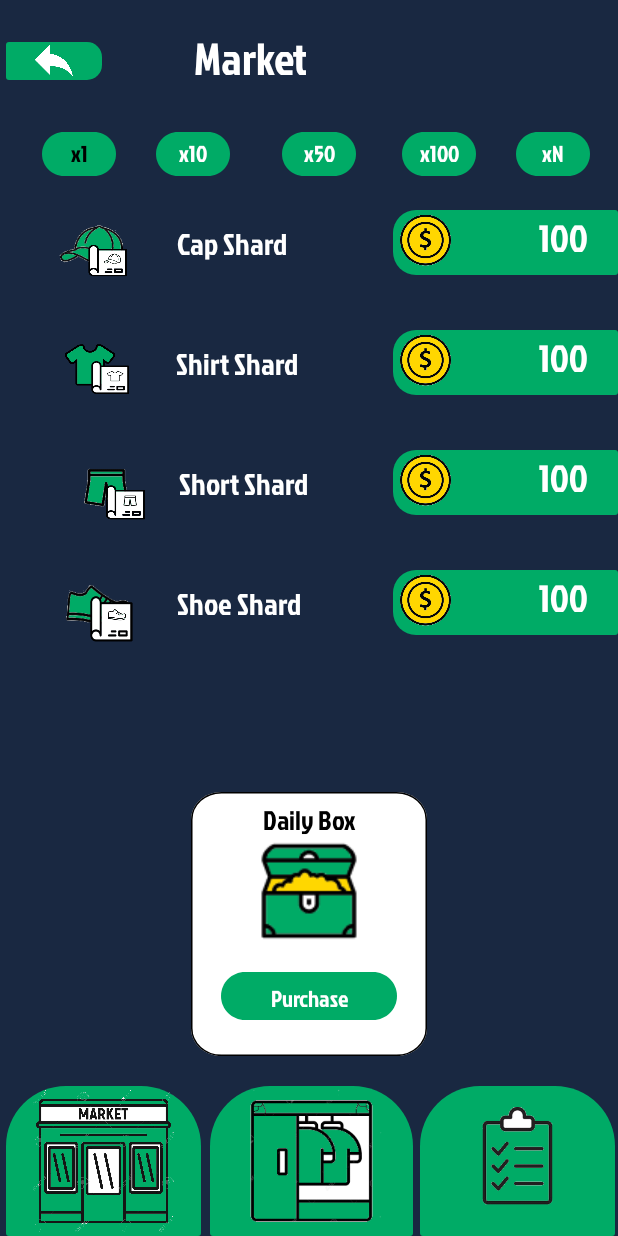
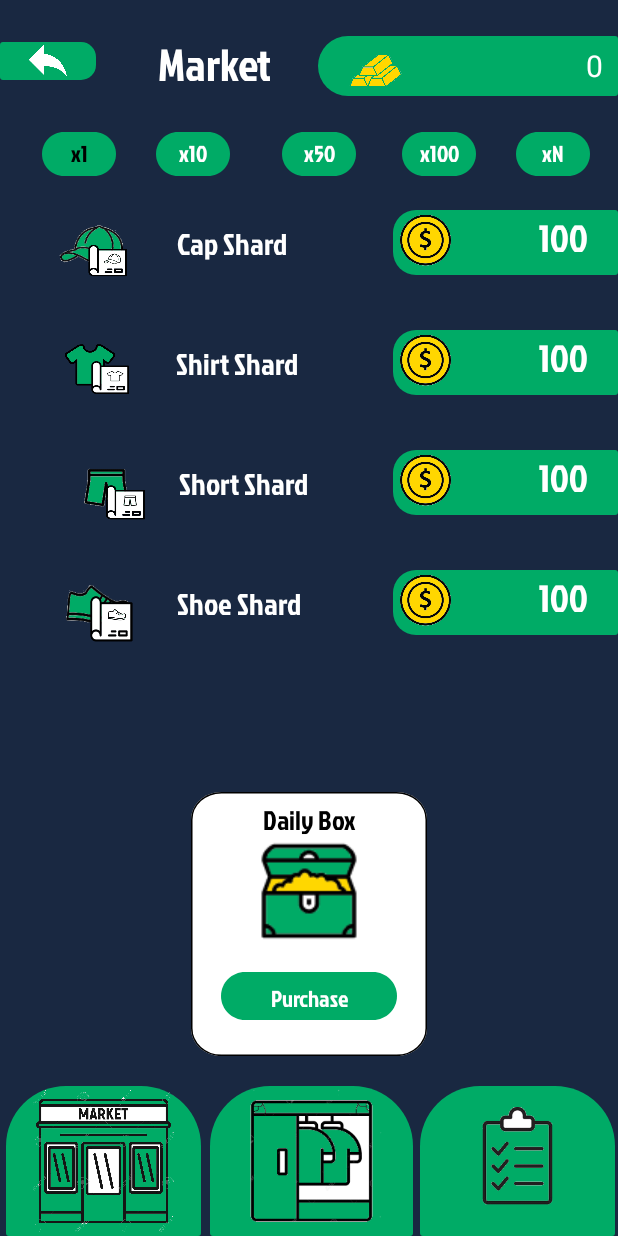
Before and after one commit to xwolfy01x/MOBDEVE, an Android app: the MarketActivity screen opened directly, with no data from a screen before it, on a phone screen of 412 x 824 dp. Run offline under Robolectric (Android 15) with nearby library versions, the phone set to English and light mode, and no system bars; our stand-ins replace CircleImageView.

Commit message:
MarketUI

```diff
--- /dev/null
+++ b/app/src/main/res/drawable/market_rectangle_1.xml
@@ -0,0 +1,7 @@
+<shape xmlns:android="http://schemas.android.com/apk/res/android">
+    <corners
+        android:radius="2dp"
+        android:topLeftRadius="20dp"
+        android:bottomLeftRadius="20dp"/>
+    <solid android:color="#00ab66" />
+</shape>
--- a/app/src/main/res/layout/activity_market.xml
+++ b/app/src/main/res/layout/activity_market.xml
@@ -14,7 +14,6 @@
         android:layout_height="25dp"
         android:layout_alignParentLeft="true"
         android:layout_alignParentTop="true"
-        android:layout_marginStart="4dp"
         android:layout_marginTop="28dp"
         android:background="@drawable/market_rectangle_2"
         android:src="@drawable/back_arrow"
@@ -27,15 +26,49 @@
         android:layout_height="45dp"
         android:layout_alignParentLeft="true"
         android:layout_alignParentTop="true"
-        android:layout_marginTop="16dp"
+        android:layout_marginTop="20dp"
         android:fontFamily="@font/jockey_one"
         android:gravity="center"
         android:text="Market"
         android:textColor="@color/white"
         android:textSize="30dp"
         app:layout_constraintEnd_toEndOf="parent"
-        app:layout_constraintHorizontal_bias="0.356"
+        app:layout_constraintHorizontal_bias="0.27"
         app:layout_constraintStart_toStartOf="parent"
+        app:layout_constraintTop_toTopOf="parent" />
+
+    <View
+        android:id="@+id/rectangle_1"
+        android:layout_width="200dp"
+        android:layout_height="40dp"
+        android:layout_alignParentLeft="true"
+        android:layout_alignParentTop="true"
+        android:layout_marginTop="24dp"
+        android:background="@drawable/market_rectangle_1"
+        app:layout_constraintEnd_toEndOf="parent"
+        app:layout_constraintTop_toTopOf="parent" />
+
+    <ImageView
+        android:id="@+id/imageView"
+        android:layout_width="75dp"
+        android:layout_height="50dp"
+        android:layout_marginTop="24dp"
+        android:layout_marginEnd="124dp"
+        android:src="@drawable/gold_bar"
+        app:layout_constraintEnd_toEndOf="@+id/rectangle_1"
+        app:layout_constraintTop_toTopOf="parent" />
+
+    <TextView
+        android:id="@+id/tv_gold2"
+        android:layout_width="150dp"
+        android:layout_height="wrap_content"
+        android:layout_marginTop="30dp"
+        android:layout_marginRight="10dp"
+        android:gravity="right"
+        android:text="0"
+        android:textColor="#ffffff"
+        android:textSize="20dp"
+        app:layout_constraintEnd_toEndOf="parent"
         app:layout_constraintTop_toTopOf="parent" />
 
     <TextView
```
